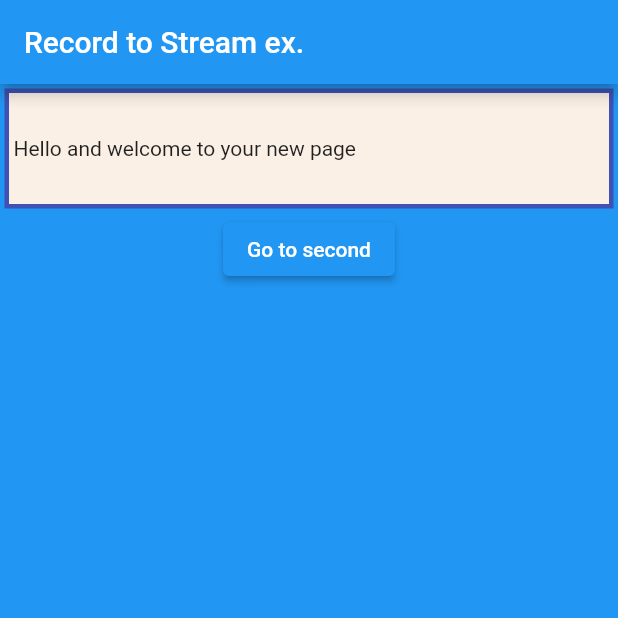
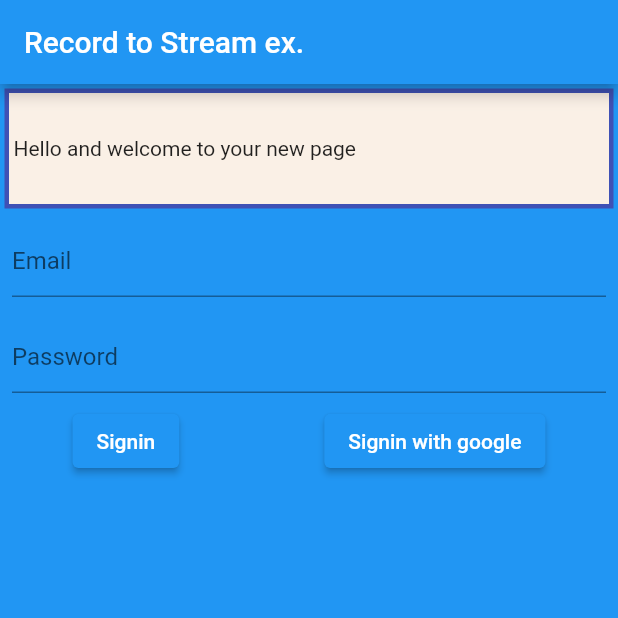
Before and after one commit to deworben/MobsysApp, a Flutter app: the screen it shows after launch, on a phone screen of 412 x 824 dp, the top half of it. Run offline on Flutter 3.47's test engine with Material 2 defaults, Android fonts, the phone set to English and light mode, and no system bars; our stand-ins replace cloud_firestore, firebase_auth, firebase_core, firebase_storage, google_sign_in, permission_handler; missing offline and left inert: firebase_app_check, flutter_sound; accounts and stored records are empty.

Commit message:
added sign in and sign in with google functions. Only slightly buggy

```diff
--- a/laugh_diary/lib/main.dart
+++ b/laugh_diary/lib/main.dart
@@ -16,8 +16,11 @@ import 'package:firebase_core/firebase_core.dart' as firebase_core;
 // import 'service/recorder.dart';
 import 'screens/recorder_screen.dart';
 import 'route_generator.dart';
+import 'package:firebase_core/firebase_core.dart';
 
-void main() {
+void main() async {
+  WidgetsFlutterBinding.ensureInitialized();
+  await Firebase.initializeApp();
   runApp(const MyApp());
 }
 
--- a/laugh_diary/lib/route_generator.dart
+++ b/laugh_diary/lib/route_generator.dart
@@ -1,6 +1,7 @@
 import 'package:flutter/material.dart';
 import 'screens/basic_screen.dart';
 import 'screens/basic_screen_2.dart';
+import 'screens/basic_screen_3.dart';
 import 'screens/recorder_screen.dart';
 
 class RouteGenerator {
@@ -22,6 +23,8 @@ class RouteGenerator {
       //       ),
       // );
       // }
+      case '/third':
+        return MaterialPageRoute(builder: (_) => RecordToStreamExample());
       // If args is not of the correct type, return an error page.
       // You can also throw an exception while in development.
       // return _errorRoute();
--- a/laugh_diary/lib/screens/basic_screen.dart
+++ b/laugh_diary/lib/screens/basic_screen.dart
@@ -2,6 +2,18 @@ import 'dart:async';
 import 'dart:io';
 import 'dart:collection';
 import 'package:flutter/material.dart';
+import '../service/firebaseService.dart';
+import '../controller/main_controller.dart';
+
+import 'basic_screen_2.dart';
+
+import 'package:flutter_sound/flutter_sound.dart';
+import 'package:path_provider/path_provider.dart';
+import 'package:permission_handler/permission_handler.dart';
+import 'package:firebase_storage/firebase_storage.dart' as firebase_storage;
+import 'package:firebase_core/firebase_core.dart' as firebase_core;
+import 'package:firebase_app_check/firebase_app_check.dart';
+import 'package:firebase_auth/firebase_auth.dart';
 
 class Basic_Screen extends StatefulWidget {
   @override
@@ -9,8 +21,15 @@ class Basic_Screen extends StatefulWidget {
 }
 
 class _Basic_ScreenState extends State<Basic_Screen> {
+  String _email = "";
+  String _password = "";
+  String login_err_txt = "";
+  // final FBS = FirebaseService();
+  // late final auth;
+
   @override
   void initState() {
+    // auth = FBS.auth;
     super.initState();
   }
 
@@ -40,15 +59,89 @@ class _Basic_ScreenState extends State<Basic_Screen> {
               Text('Hello and welcome to your new page'),
             ]),
           ),
-          ElevatedButton(
-            child: Text('Go to second'),
-            onPressed: () {
-              // Pushing a named route
-              Navigator.of(context).pushNamed('/second'
-                  // arguments: 'Hello there from the first page!',
-                  );
-            },
-          )
+          // ElevatedButton(
+          //   child: Text('Go to second'),
+          //   onPressed: () {
+          //     // Pushing a named route
+          //     Navigator.of(context).pushNamed('/second'
+          //         // arguments: 'Hello there from the first page!',
+          //         );
+          //   },
+          // ),
+          Container(
+            child: Column(
+              children: [
+                Padding(
+                  padding: const EdgeInsets.all(8.0),
+                  child: TextField(
+                    keyboardType: TextInputType.emailAddress,
+                    decoration: InputDecoration(hintText: 'Email'),
+                    onChanged: (value) {
+                      setState(() {
+                        _email = value.trim();
+                      });
+                    },
+                  ),
+                ),
+                Padding(
+                  padding: const EdgeInsets.all(8.0),
+                  child: TextField(
+                    obscureText: true,
+                    decoration: InputDecoration(hintText: 'Password'),
+                    onChanged: (value) {
+                      setState(() {
+                        _password = value.trim();
+                      });
+                    },
+                  ),
+                ),
+                Row(
+                    mainAxisAlignment: MainAxisAlignment.spaceAround,
+                    children: [
+                      ElevatedButton(
+                          // color: Theme.of(context).accentColor,
+                          child: Text('Signin'),
+                          onPressed: () async {
+                            login_err_txt =
+                                await siginInLogic(context, _email, _password);
+                            setState(() {});
+                          }),
+                      ElevatedButton(
+                          // color: Theme.of(context).accentColor,
+                          child: Text('Signin with google'),
+                          onPressed: () async {
+                            await signInWGoogle();
+                            // login_err_txt = await signInWGoogle();
+                            print("finished signinwgoogle");
+                            // }
+                            setState(() {});
+                          }),
+
+                      //   ElevatedButton(
+                      //     // color: Theme.of(context).accentColor,
+                      //     child: Text('Signup'),
+                      //     onPressed: () {
+                      //       auth
+                      //           .createUserWithEmailAndPassword(
+                      //               email: _email, password: _password)
+                      //           .then((_) {
+                      //         Navigator.of(context).pushReplacement(
+                      //             MaterialPageRoute(
+                      //                 // builder: (context) => HomeScreen()));
+                      //                 builder: Navigator.of(context)
+                      //               .pushReplacement(MaterialPageRoute(
+                      //                   // builder: (context) => HomeScreen()));
+                      //                   builder: (context) {
+                      //             Navigator.of(context).pushNamed('/third');
+                      //           }));
+                      //       });
+                      //     },
+                      //   )
+                    ])
+              ],
+            ),
+          ),
+          Text(login_err_txt),
         ],
       );
     }
--- a/laugh_diary/lib/service/firebaseService.dart
+++ b/laugh_diary/lib/service/firebaseService.dart
@@ -11,6 +11,9 @@ import 'package:firebase_app_check/firebase_app_check.dart';
 import 'package:firebase_auth/firebase_auth.dart';
 
 class FirebaseService {
+  // TODO: make singleton at the start
+  // Future<firebase_core.FirebaseApp> initialization = firebase_core.Firebase.initializeApp();
+  FirebaseAuth auth = FirebaseAuth.instance;
   FirebaseService() {}
 
   void uploadFile() async {
@@ -24,7 +27,7 @@ class FirebaseService {
 
     await FirebaseAppCheck.instance
         .activate(webRecaptchaSiteKey: 'recaptcha-v3-site-key');
-    FirebaseAuth auth = FirebaseAuth.instance;
+
     UserCredential userCredential =
         await FirebaseAuth.instance.signInAnonymously();
 
--- a/laugh_diary/pubspec.yaml
+++ b/laugh_diary/pubspec.yaml
@@ -42,6 +42,7 @@ dependencies:
   firebase_storage:
   firebase_app_check:
   cloud_firestore:
+  google_sign_in:
 
 dev_dependencies:
   flutter_test:
```
Also changed, not shown: laugh_diary/lib/controller/main_controller.dart (added, +74 -0 lines), laugh_diary/lib/screens/basic_screen_3.dart (added, +69 -0 lines), laugh_diary/lib/screens/recorder_screen.dart (+20 -21 lines), laugh_diary/pubspec.lock.
